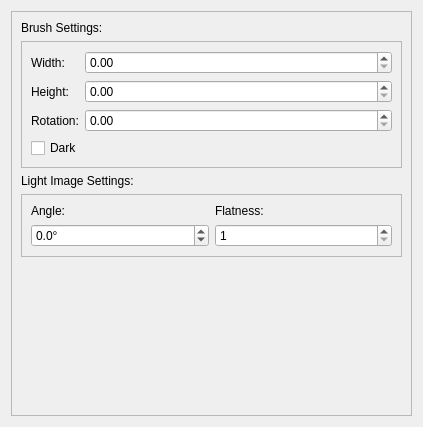
Above: ui/uifiles/editors/light.ui from timofey260/RWE-Sharp before the change. Below: the same form after it.
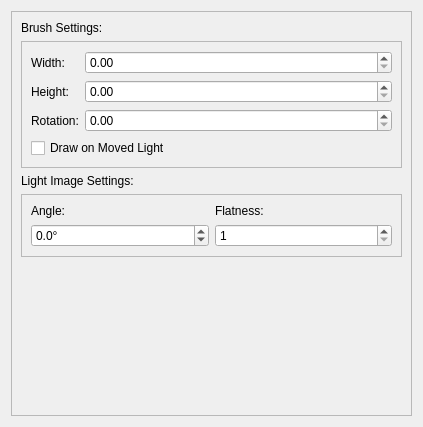
That is the form after the change.

Diff of the .ui file:
```diff
--- a/ui/uifiles/editors/light.ui
+++ b/ui/uifiles/editors/light.ui
@@ -103,7 +103,7 @@
           <item>
            <widget class="QCheckBox" name="Dark">
             <property name="text">
-             <string>Dark</string>
+             <string>Draw on Moved Light</string>
             </property>
            </widget>
           </item>
```
Left out of the diff: 2 changed lines with no effect on the pictures.
